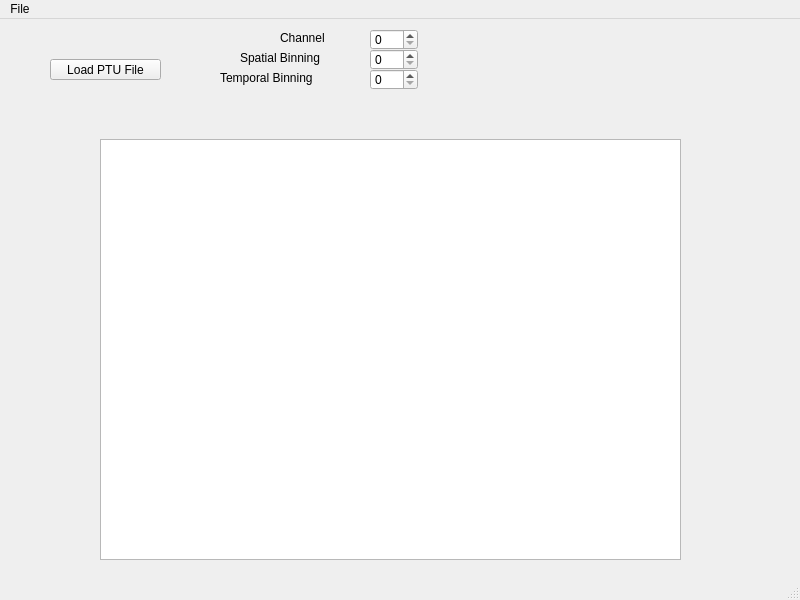
Old version of the form qt_app/gui/phasorflim.ui in the repository Tomkaehst/PhasorFLIM.
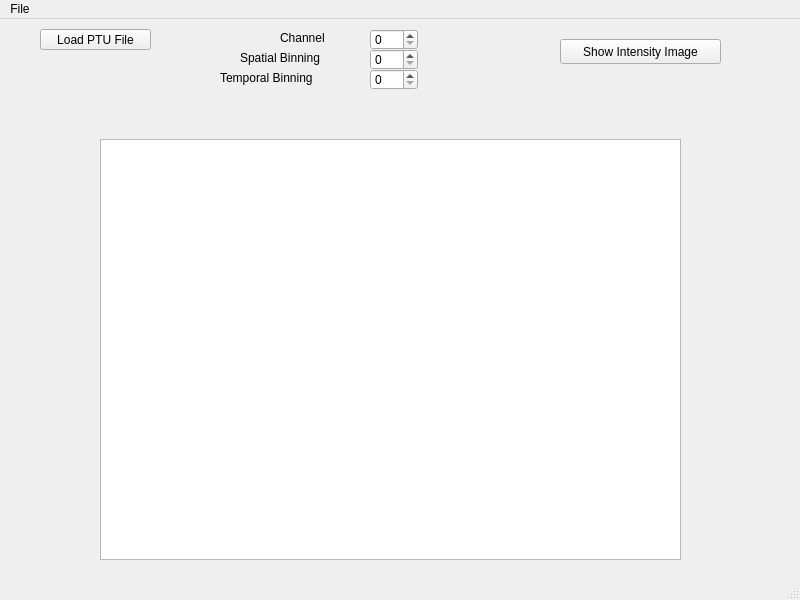
New version of the form.

```diff
--- a/qt_app/gui/phasorflim.ui
+++ b/qt_app/gui/phasorflim.ui
@@ -17,8 +17,8 @@
    <widget class="QPushButton" name="btnLoadPTU">
     <property name="geometry">
      <rect>
-      <x>50</x>
-      <y>40</y>
+      <x>40</x>
+      <y>10</y>
       <width>111</width>
       <height>21</height>
      </rect>
@@ -115,6 +115,19 @@
      <number>8</number>
     </property>
    </widget>
+   <widget class="QPushButton" name="pushButton_showIntensityImage">
+    <property name="geometry">
+     <rect>
+      <x>560</x>
+      <y>20</y>
+      <width>161</width>
+      <height>25</height>
+     </rect>
+    </property>
+    <property name="text">
+     <string>Show Intensity Image</string>
+    </property>
+   </widget>
   </widget>
   <widget class="QMenuBar" name="menubar">
    <property name="geometry">
```
Left out of the diff: 4 changed lines with no effect on the pictures.
